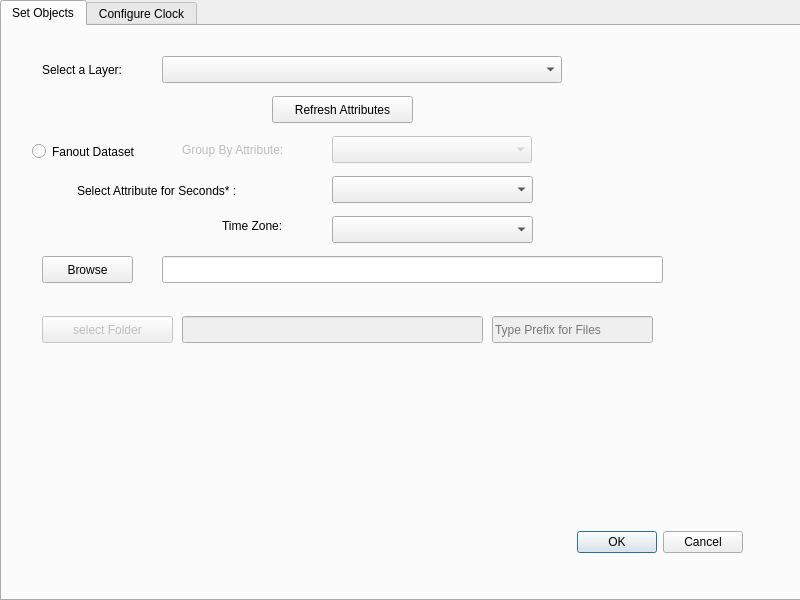
The window that CzmlMovingObjects_dialog_base.ui (tum-gis/CZMLMovingObjects) describes before a commit, drawn with Qt 5.
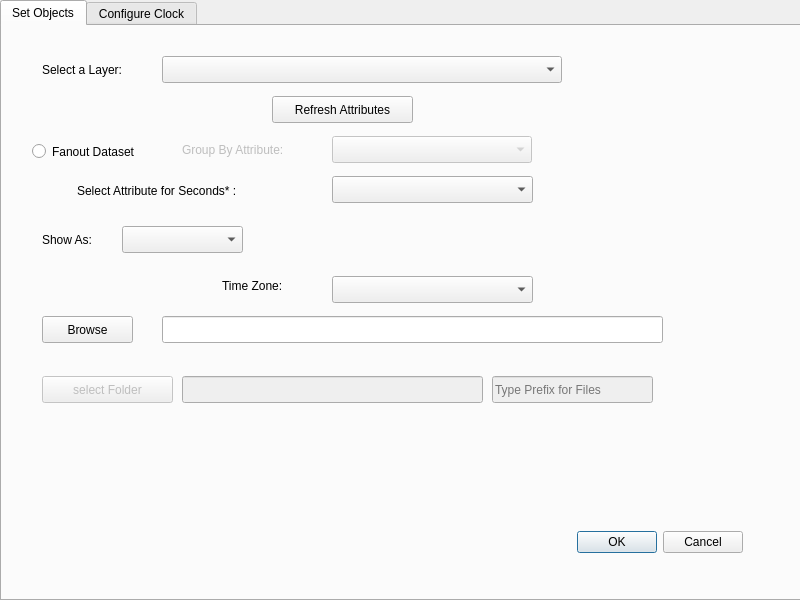
The same window after the commit.

Diff of the .ui file:
```diff
--- a/CzmlMovingObjects_dialog_base.ui
+++ b/CzmlMovingObjects_dialog_base.ui
@@ -104,7 +104,7 @@
      <property name="geometry">
       <rect>
        <x>40</x>
-       <y>230</y>
+       <y>290</y>
        <width>91</width>
        <height>27</height>
       </rect>
@@ -133,7 +133,7 @@
      <property name="geometry">
       <rect>
        <x>160</x>
-       <y>230</y>
+       <y>290</y>
        <width>501</width>
        <height>27</height>
       </rect>
@@ -143,7 +143,7 @@
      <property name="geometry">
       <rect>
        <x>330</x>
-       <y>190</y>
+       <y>250</y>
        <width>201</width>
        <height>27</height>
       </rect>
@@ -153,7 +153,7 @@
      <property name="geometry">
       <rect>
        <x>220</x>
-       <y>190</y>
+       <y>250</y>
        <width>91</width>
        <height>20</height>
       </rect>
@@ -182,7 +182,7 @@
      <property name="geometry">
       <rect>
        <x>40</x>
-       <y>290</y>
+       <y>350</y>
        <width>131</width>
        <height>27</height>
       </rect>
@@ -198,7 +198,7 @@
      <property name="geometry">
       <rect>
        <x>180</x>
-       <y>290</y>
+       <y>350</y>
        <width>301</width>
        <height>27</height>
       </rect>
@@ -211,7 +211,7 @@
      <property name="geometry">
       <rect>
        <x>490</x>
-       <y>290</y>
+       <y>350</y>
        <width>161</width>
        <height>27</height>
       </rect>
@@ -243,6 +243,29 @@
       </rect>
      </property>
     </widget>
+    <widget class="QLabel" name="labelShowAs">
+     <property name="geometry">
+      <rect>
+       <x>40</x>
+       <y>204</y>
+       <width>71</width>
+       <height>20</height>
+      </rect>
+     </property>
+     <property name="text">
+      <string>Show As:</string>
+     </property>
+    </widget>
+    <widget class="QComboBox" name="comboBoxShowAs">
+     <property name="geometry">
+      <rect>
+       <x>120</x>
+       <y>200</y>
+       <width>121</width>
+       <height>27</height>
+      </rect>
+     </property>
+    </widget>
    </widget>
    <widget class="QWidget" name="tabClock">
     <attribute name="title">
```
Left out of the diff: 60 changed lines with no effect on the pictures.
